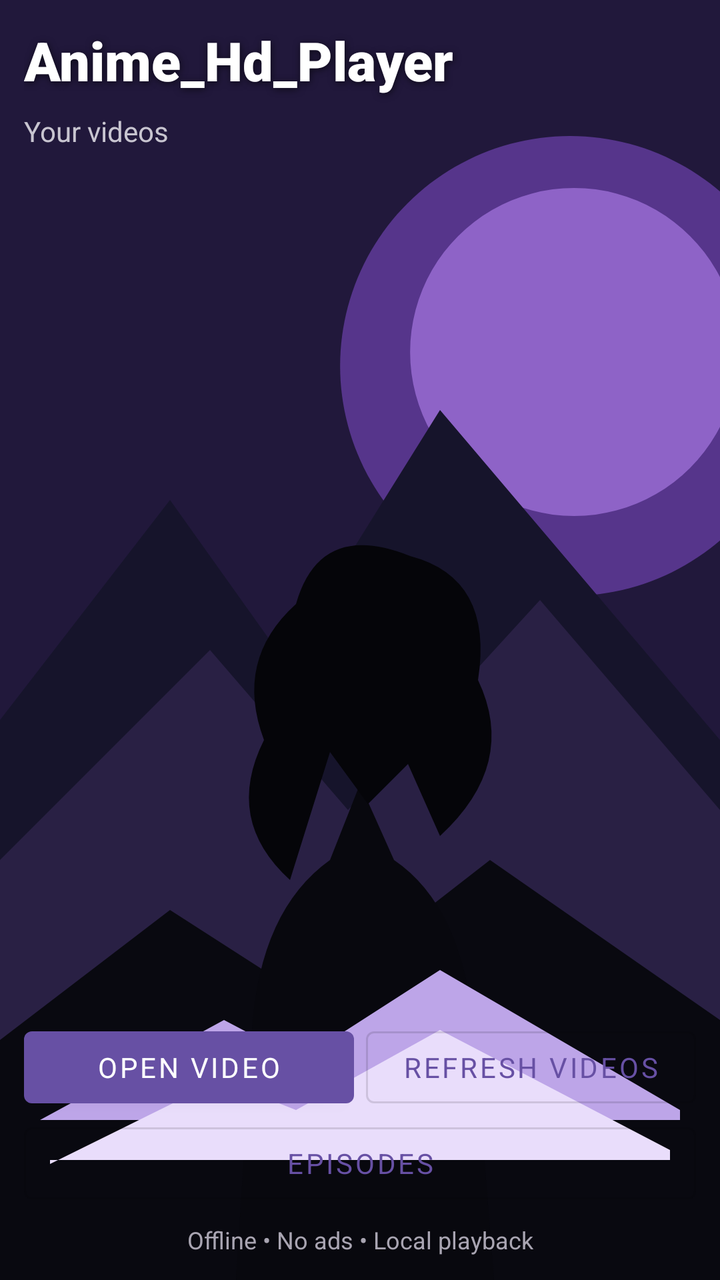
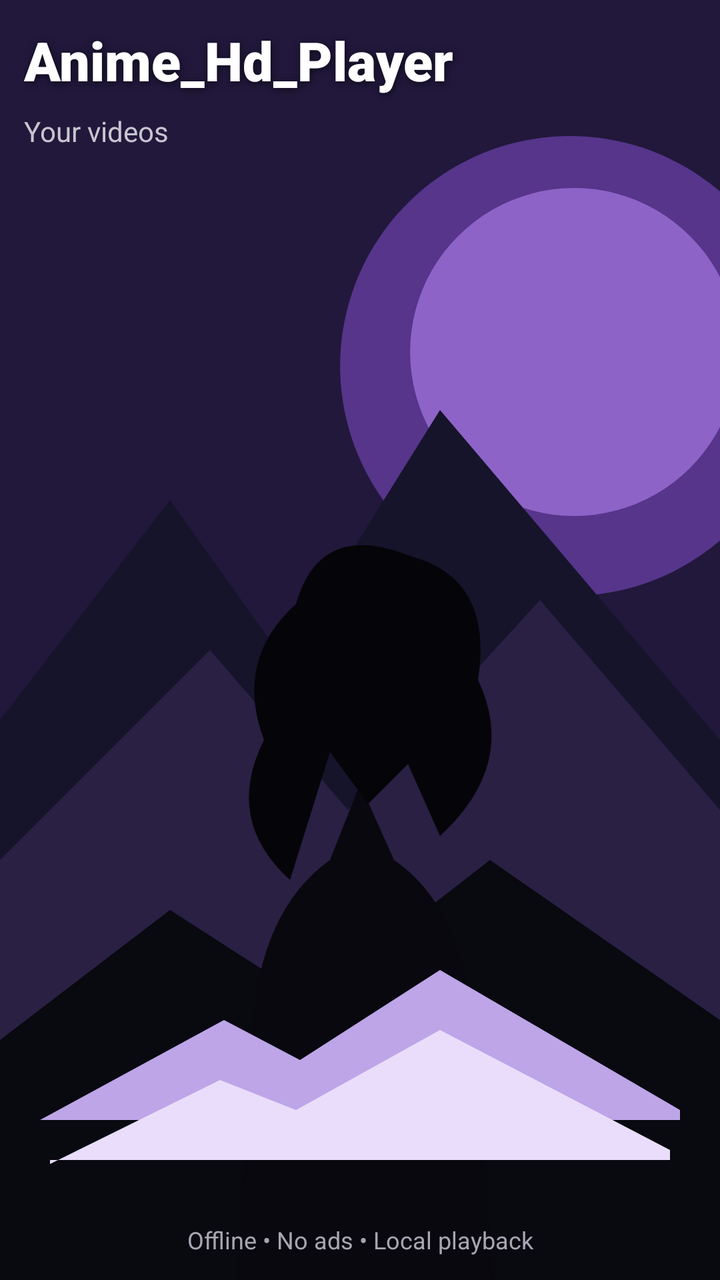

Two renders of the same Android screen: before a commit and after it. Below are the layout's source before the change and the commit's diff.
<!-- AndroidManifest.xml: application theme AppTheme -->
<!-- res/layout/activity_main.xml -->
<?xml version="1.0" encoding="utf-8"?>
<LinearLayout xmlns:android="http://schemas.android.com/apk/res/android"
    xmlns:app="http://schemas.android.com/apk/res-auto"
    android:id="@+id/rootLayout"
    android:layout_width="match_parent"
    android:layout_height="match_parent"
    android:orientation="vertical"
    android:background="@drawable/home_anime_poster"
    android:padding="12dp">

    <TextView
        android:id="@+id/titleView"
        android:layout_width="match_parent"
        android:layout_height="wrap_content"
        android:text="Anime_Hd_Player"
        android:textColor="#FFFFFF"
        android:textSize="27sp"
        android:fontFamily="sans-serif-black"
        android:textStyle="bold"
        android:shadowColor="#99000000"
        android:shadowRadius="8"
        android:shadowDx="1"
        android:shadowDy="2"
        android:paddingBottom="8dp" />

    <TextView
        android:id="@+id/emptyMessage"
        android:layout_width="match_parent"
        android:layout_height="wrap_content"
        android:text="Your videos"
        android:textColor="#C8C5D0"
        android:textSize="14sp"
        android:paddingBottom="8dp" />

    <GridView
        android:id="@+id/videoGrid"
        android:layout_width="match_parent"
        android:layout_height="0dp"
        android:layout_weight="1"
        android:numColumns="2"
        android:verticalSpacing="8dp"
        android:horizontalSpacing="8dp"
        android:stretchMode="columnWidth"
        android:visibility="visible" />

    <FrameLayout
        android:id="@+id/videoContainer"
        android:layout_width="match_parent"
        android:layout_height="0dp"
        android:layout_weight="1"
        android:visibility="gone">

        <org.videolan.libvlc.util.VLCVideoLayout
            android:id="@+id/playerView"
            android:layout_width="match_parent"
            android:layout_height="match_parent" />

        <androidx.media3.ui.PlayerView
            android:id="@+id/media3PlayerView"
            android:layout_width="match_parent"
            android:layout_height="match_parent"
            android:visibility="gone"
            app:use_controller="false"
            app:resize_mode="fit" />

        <LinearLayout
            android:id="@+id/playerOverlay"
            android:layout_width="match_parent"
            android:layout_height="match_parent"
            android:orientation="vertical"
            android:gravity="center"
            android:background="@android:color/transparent"
            android:clickable="true"
            android:focusable="true"
            android:padding="12dp">

            <LinearLayout
                android:layout_width="match_parent"
                android:layout_height="wrap_content"
                android:orientation="horizontal"
                android:id="@+id/topControls"
                android:gravity="end">

                <com.google.android.material.button.MaterialButton
                    android:id="@+id/settingsButton"
                    android:layout_width="wrap_content"
                    android:layout_height="wrap_content"
                    android:minWidth="0dp"
                    android:text="⚙ Settings" />

                <com.google.android.material.button.MaterialButton
                    android:id="@+id/audioButton"
                    style="@style/Widget.MaterialComponents.Button.OutlinedButton"
                    android:layout_width="wrap_content"
                    android:layout_height="wrap_content"
                    android:minWidth="0dp"
                    android:layout_marginStart="8dp"
                    android:text="Audio / CC" />
                
                <com.google.android.material.button.MaterialButton
                    android:id="@+id/hdButton"
                    style="@style/Widget.MaterialComponents.Button.OutlinedButton"
                    android:layout_width="wrap_content"
                    android:layout_height="wrap_content"
                    android:minWidth="0dp"
                    android:layout_marginStart="8dp"
                    android:text="HD: AUTO" />

                <com.google.android.material.button.MaterialButton
                    android:id="@+id/enhanceButton"
                    style="@style/Widget.MaterialComponents.Button.OutlinedButton"
                    android:layout_width="wrap_content"
                    android:layout_height="wrap_content"
                    android:minWidth="0dp"
                    android:layout_marginStart="8dp"
                    android:text="Auto Enhance" />
            </LinearLayout>

            <View
                android:layout_width="1dp"
                android:layout_height="0dp"
                android:layout_weight="1" />

            <LinearLayout
                android:layout_width="wrap_content"
                android:layout_height="wrap_content"
                android:orientation="horizontal"
                android:id="@+id/centerControls"
                android:gravity="center">

                <com.google.android.material.button.MaterialButton
                    android:id="@+id/playPauseButton"
                    android:layout_width="68dp"
                    android:layout_height="68dp"
                    android:minWidth="0dp"
                    android:text="Ⅱ"
                    android:textSize="26sp"
                    android:contentDescription="Play or pause" />
            </LinearLayout>

            <View
                android:layout_width="1dp"
                android:layout_height="0dp"
                android:layout_weight="1" />

            <LinearLayout
                android:layout_width="match_parent"
                android:layout_height="wrap_content"
                android:orientation="horizontal"
                android:id="@+id/timelineControls"
                android:gravity="center_vertical">

                <TextView
                    android:id="@+id/currentTimeText"
                    android:layout_width="wrap_content"
                    android:layout_height="wrap_content"
                    android:text="00:00"
                    android:textColor="#FFFFFF"
                    android:textSize="12sp" />

                <SeekBar
                    android:id="@+id/seekBar"
                    android:layout_width="0dp"
                    android:layout_height="wrap_content"
                    android:layout_weight="1"
                    android:max="1000"
                    android:progressTint="#FFFFFF"
                    android:thumbTint="#FFFFFF"
                    android:progressBackgroundTint="#88FFFFFF" />

                <TextView
                    android:id="@+id/durationText"
                    android:layout_width="wrap_content"
                    android:layout_height="wrap_content"
                    android:text="00:00"
                    android:textColor="#FFFFFF"
                    android:textSize="12sp" />
            </LinearLayout>

            <LinearLayout
                android:layout_width="match_parent"
                android:layout_height="wrap_content"
                android:orientation="horizontal"
                android:id="@+id/bottomControls"
                android:gravity="start">

                <com.google.android.material.button.MaterialButton
                    android:id="@+id/backButton"
                    style="@style/Widget.MaterialComponents.Button.OutlinedButton"
                    android:layout_width="wrap_content"
                    android:layout_height="wrap_content"
                    android:text="Back to videos" />
            </LinearLayout>
        </LinearLayout>
    </FrameLayout>

    <LinearLayout
        android:layout_width="match_parent"
        android:layout_height="wrap_content"
        android:orientation="horizontal"
        android:gravity="center"
        android:paddingTop="8dp">

        <com.google.android.material.button.MaterialButton
            android:id="@+id/openVideoButton"
            android:layout_width="0dp"
            android:layout_height="wrap_content"
            android:layout_weight="1"
            android:text="Open video" />

        <com.google.android.material.button.MaterialButton
            android:id="@+id/folderButton"
            style="@style/Widget.MaterialComponents.Button.OutlinedButton"
            android:layout_width="0dp"
            android:layout_height="wrap_content"
            android:layout_weight="1"
            android:layout_marginStart="6dp"
            android:text="Refresh videos" />
    </LinearLayout>

    <LinearLayout
        android:layout_width="match_parent"
        android:layout_height="wrap_content"
        android:orientation="horizontal"
        android:gravity="center">

        <com.google.android.material.button.MaterialButton
            android:id="@+id/episodesButton"
            style="@style/Widget.MaterialComponents.Button.OutlinedButton"
            android:layout_width="match_parent"
            android:layout_height="wrap_content"
            android:text="Episodes" />
    </LinearLayout>

    <TextView
        android:id="@+id/statusText"
        android:layout_width="match_parent"
        android:layout_height="wrap_content"
        android:text="Offline • No ads • Local playback"
        android:textColor="#A9A5B2"
        android:textSize="12sp"
        android:gravity="center"
        android:paddingTop="6dp" />
</LinearLayout>
<!-- resources referenced by this layout -->
<resources>
  <!-- drawable home_anime_poster (drawable) -->
  <vector xmlns:android="http://schemas.android.com/apk/res/android"
      android:width="360dp"
      android:height="640dp"
      android:viewportWidth="360"
      android:viewportHeight="640">
      <path android:fillColor="#0C0B18" android:pathData="M0,0h360v640h-360z"/>
      <path android:fillColor="#21183B" android:pathData="M0,0h360v420L0,520z"/>
      <path android:fillColor="#56358B" android:pathData="M285,68a115,115 0,1 0,0.1 0z"/>
      <path android:fillColor="#8E63C7" android:pathData="M287,94a82,82 0,1 0,0.1 0z"/>
      <path android:fillColor="#16142B" android:pathData="M0,360L85,250L142,330L220,205L360,370V640H0z"/>
      <path android:fillColor="#292044" android:pathData="M0,430L105,325L174,405L270,300L360,405V640H0z"/>
      <path android:fillColor="#090910" android:pathData="M0,520L85,455L155,500L245,430L360,510V640H0z"/>
      <path android:fillColor="#08080E" android:pathData="M118,640L126,515Q130,455 165,430L180,392L197,430Q231,453 237,515L247,640z"/>
      <path android:fillColor="#050509" android:pathData="M145,440Q112,410 132,370Q117,330 148,302Q160,260 205,278Q247,289 239,340Q259,382 220,418L204,382L184,402L165,376z"/>
      <path android:fillColor="#BDA5E8" android:pathData="M20,560L112,510L150,530L220,485L340,555V560H20z"/>
      <path android:fillColor="#E9DDFB" android:pathData="M25,582L110,540L148,555L220,515L335,575V580H25z"/>
  </vector>
  <style name="AppTheme" parent="Theme.MaterialComponents.DayNight.NoActionBar">
          <item name="colorPrimary">#6750A4</item>
          <item name="colorPrimaryVariant">#4F378B</item>
          <item name="colorSecondary">#03DAC6</item>
          <item name="android:fontFamily">sans-serif</item>
          <item name="android:textColorPrimary">#F7F2FF</item>
          <item name="android:colorAccent">#B69AF2</item>
          <item name="android:windowLightNavigationBar">false</item>
          <item name="android:statusBarColor">#101014</item>
          <item name="android:navigationBarColor">#101014</item>
      </style>
</resources>

<!-- the commit's change to res/layout/activity_main.xml (unified diff, before → after) -->
@@ -194,44 +194,6 @@
         </LinearLayout>
     </FrameLayout>
 
-    <LinearLayout
-        android:layout_width="match_parent"
-        android:layout_height="wrap_content"
-        android:orientation="horizontal"
-        android:gravity="center"
-        android:paddingTop="8dp">
-
-        <com.google.android.material.button.MaterialButton
-            android:id="@+id/openVideoButton"
-            android:layout_width="0dp"
-            android:layout_height="wrap_content"
-            android:layout_weight="1"
-            android:text="Open video" />
-
-        <com.google.android.material.button.MaterialButton
-            android:id="@+id/folderButton"
-            style="@style/Widget.MaterialComponents.Button.OutlinedButton"
-            android:layout_width="0dp"
-            android:layout_height="wrap_content"
-            android:layout_weight="1"
-            android:layout_marginStart="6dp"
-            android:text="Refresh videos" />
-    </LinearLayout>
-
-    <LinearLayout
-        android:layout_width="match_parent"
-        android:layout_height="wrap_content"
-        android:orientation="horizontal"
-        android:gravity="center">
-
-        <com.google.android.material.button.MaterialButton
-            android:id="@+id/episodesButton"
-            style="@style/Widget.MaterialComponents.Button.OutlinedButton"
-            android:layout_width="match_parent"
-            android:layout_height="wrap_content"
-            android:text="Episodes" />
-    </LinearLayout>
-
     <TextView
         android:id="@+id/statusText"
         android:layout_width="match_parent"
